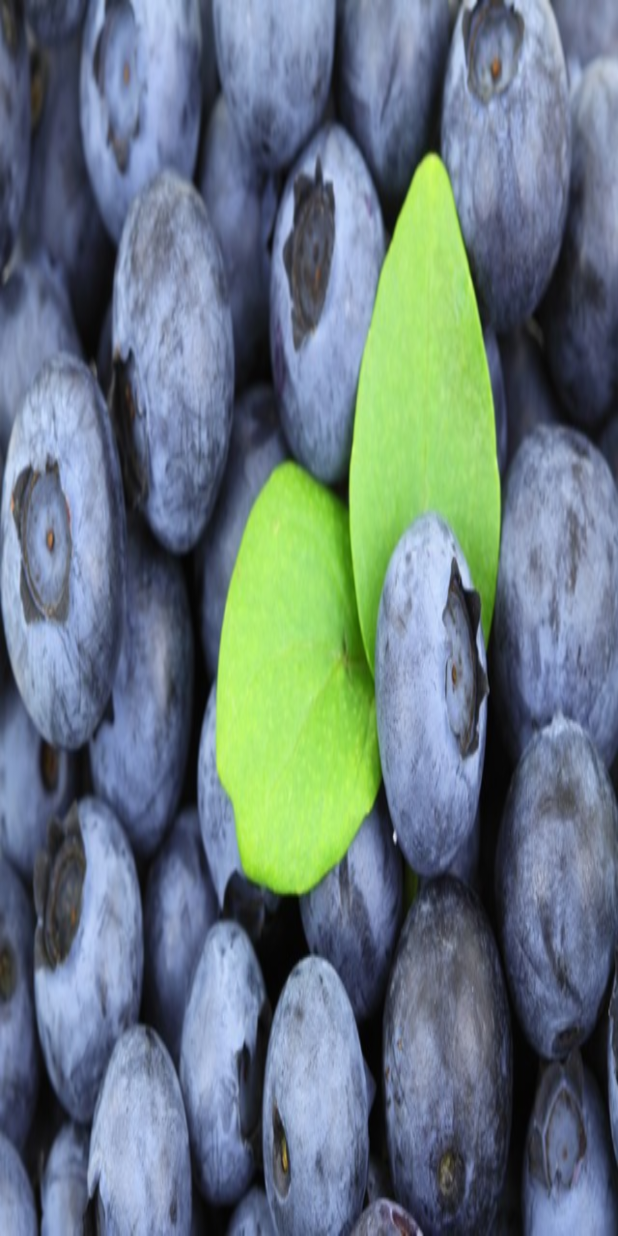
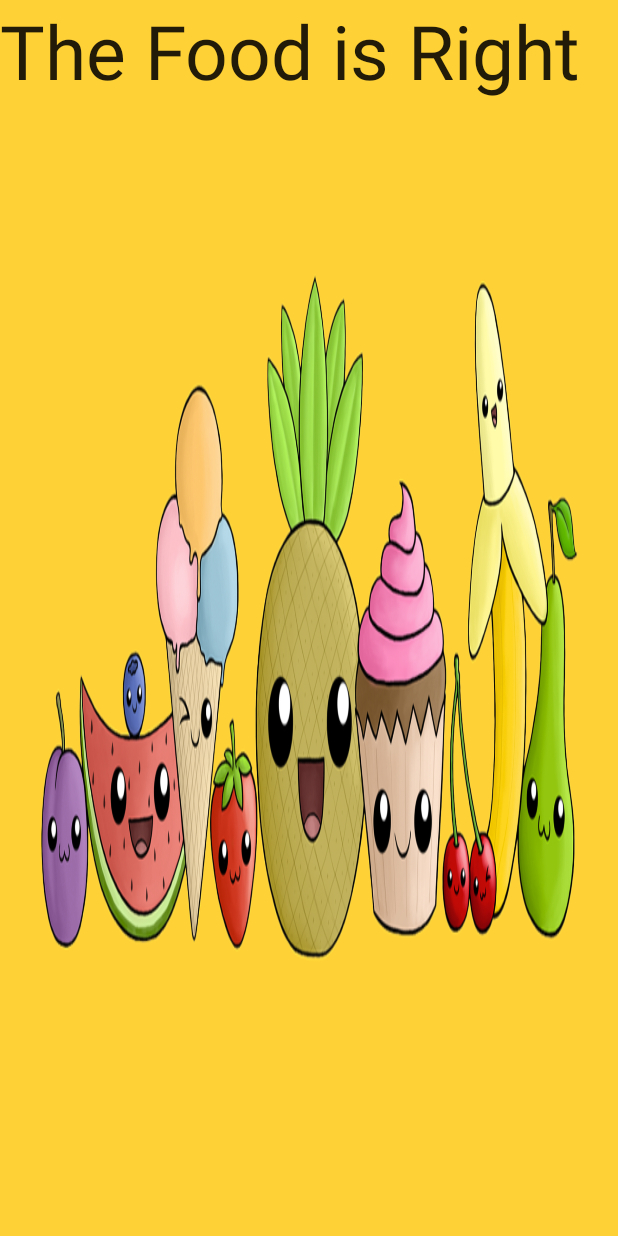
Before and after one commit to vinnychan/thefoodisright, an Android app: the layout splash_screen.xml on its own in the app's theme, with its tools: preview values and no code run, on a phone screen of 412 x 824 dp. Run offline under Robolectric (Android 15) with nearby library versions, the phone set to English and light mode, and no system bars.

Commit message:
updated splash page

```diff
--- a/app/src/main/AndroidManifest.xml
+++ b/app/src/main/AndroidManifest.xml
@@ -9,9 +9,13 @@
         android:theme="@style/AppTheme" >
         <activity
             android:name=".MainActivity"
+            android:screenOrientation="landscape"
+
             android:label="@string/app_name" >
         </activity>
-        <activity android:name=".SplashScreen">
+        <activity android:name=".SplashScreen"
+            android:screenOrientation="landscape">
+
             <intent-filter>
                 <action android:name="android.intent.action.MAIN" />
 
--- a/app/src/main/res/layout/splash_screen.xml
+++ b/app/src/main/res/layout/splash_screen.xml
@@ -3,7 +3,14 @@
     xmlns:tools="http://schemas.android.com/tools"
     android:layout_width="match_parent"
     android:layout_height="match_parent"
-    android:background="@drawable/background_splash"
+    android:background="@drawable/background_splash2"
     tools:context=".SplashScreen">
 
+    <TextView
+        android:layout_width="wrap_content"
+        android:layout_height="wrap_content"
+        android:textSize="50sp"
+        android:textAppearance="?android:attr/textAppearanceLarge"
+        android:text="@string/splash_title"
+        android:id="@+id/splashTitle" />
 </LinearLayout>
--- a/app/src/main/res/values/strings.xml
+++ b/app/src/main/res/values/strings.xml
@@ -9,5 +9,6 @@
     <string name="beverages">Beverages</string>
     <string name="fastfood">Fast Food</string>
     <string name="baked">Baked Foods</string>
+    <string name="splash_title">The Food is Right</string>
 
 </resources>
```
Also changed, not shown: app/src/main/java/me/vinnychan/thefoodisright/SplashScreen.java (+11 -1 lines), app/src/main/res/drawable-mdpi/background_splash2.png (added).
